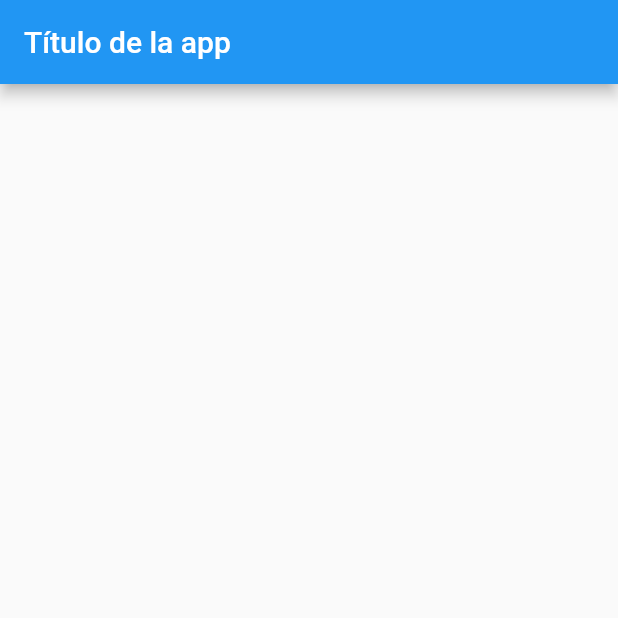
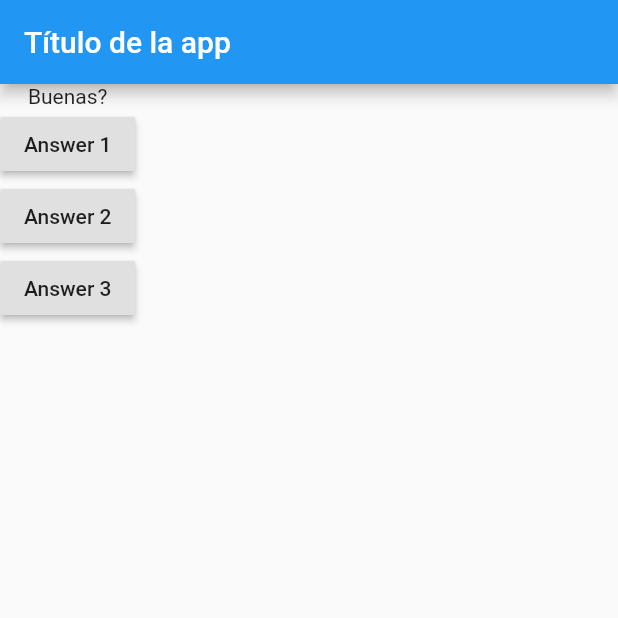
Before and after one commit to oscarlolero/flutter_course, a Flutter app: the screen it shows after launch, on a phone screen of 412 x 824 dp, the top half of it. Run offline on Flutter 3.47's test engine with Material 2 defaults, Android fonts, the phone set to English and light mode, and no system bars.

Commit message:
Cap 1 Ep 27

```diff
--- a/lib/main.dart
+++ b/lib/main.dart
@@ -1,16 +1,55 @@
+//Packages
 import 'package:flutter/material.dart';
+//Own files
+import './question.dart';
 
 void main() => runApp(MyApp());
 
-class MyApp extends StatelessWidget {
+class MyApp extends StatefulWidget {
+  @override
+  State<StatefulWidget> createState() {
+    // TODO: implement createState
+    return _MyAppState();
+  }
+}
+
+class _MyAppState extends State<MyApp> { //hacemos conexion con la clase de arriba, el _ hace que nos e pueda usar en otro archivo, se hace privada
+  var _questionIndex = 0; // o int
+
+  void _answerQuestion() {
+    setState(() {
+      _questionIndex++;
+    });
+    print(_questionIndex);
+  }
+
   @override
   Widget build(BuildContext context) {
+    var questions = ['Buenas?', 'Noches?'];
     return MaterialApp(
       home: Scaffold(
         appBar: AppBar(
           title: Text('Título de la app'),
         ),
-        body: Column(children: <Widget>[],),
+        body: Column(
+          children: <Widget>[
+            Question(
+              questions[_questionIndex]
+            ),
+            RaisedButton(
+              child: Text('Answer 1'),
+              onPressed: _answerQuestion,
+            ),
+            RaisedButton(
+              child: Text('Answer 2'),
+              onPressed: _answerQuestion,
+            ),
+            RaisedButton(
+              child: Text('Answer 3'),
+              onPressed: _answerQuestion,
+            ),
+          ],
+        ),
       ),
     );
   }
--- /dev/null
+++ b/lib/question.dart
@@ -0,0 +1,12 @@
+import 'package:flutter/material.dart';
+
+class Question extends StatelessWidget {
+  final String questionText;
+
+  Question(this.questionText); //constructor
+
+  @override
+  Widget build(BuildContext context) {
+    return Text(questionText);
+  }
+}
```
